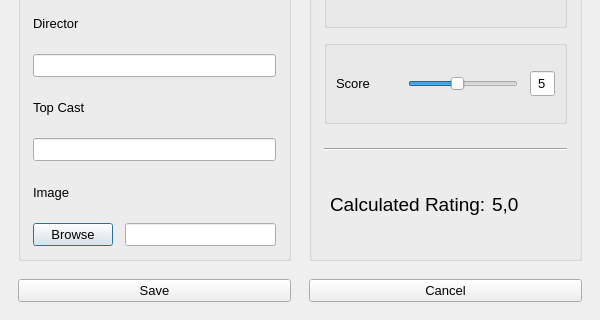
filip-ba/movie-archive, file dialogwindow.ui: the form before one commit; both pictures show x 0 to 600 and y 400 to 720 of the 600 by 720 pixel window.
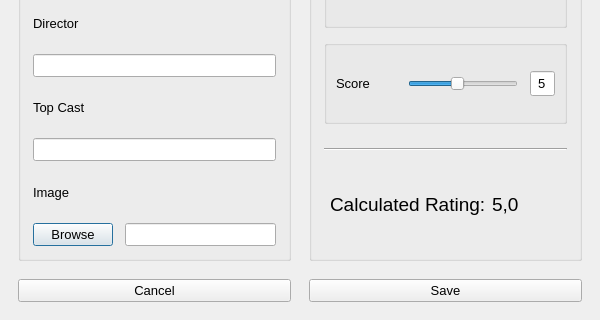
The form after the commit.

The edit to the form file:
```diff
--- a/dialogwindow.ui
+++ b/dialogwindow.ui
@@ -929,18 +929,6 @@
    </item>
    <item>
     <layout class="QHBoxLayout" name="horizontalLayout">
-     <item>
-      <widget class="QPushButton" name="btnSave">
-       <property name="font">
-        <font>
-         <pointsize>10</pointsize>
-        </font>
-       </property>
-       <property name="text">
-        <string>Save</string>
-       </property>
-      </widget>
-     </item>
      <item>
       <widget class="QPushButton" name="btnCancel">
        <property name="font">
@@ -953,6 +941,18 @@
        </property>
       </widget>
      </item>
+     <item>
+      <widget class="QPushButton" name="btnSave">
+       <property name="font">
+        <font>
+         <pointsize>10</pointsize>
+        </font>
+       </property>
+       <property name="text">
+        <string>Save</string>
+       </property>
+      </widget>
+     </item>
     </layout>
    </item>
   </layout>
```
Left out of the diff: 54 changed lines with no effect on the pictures.
